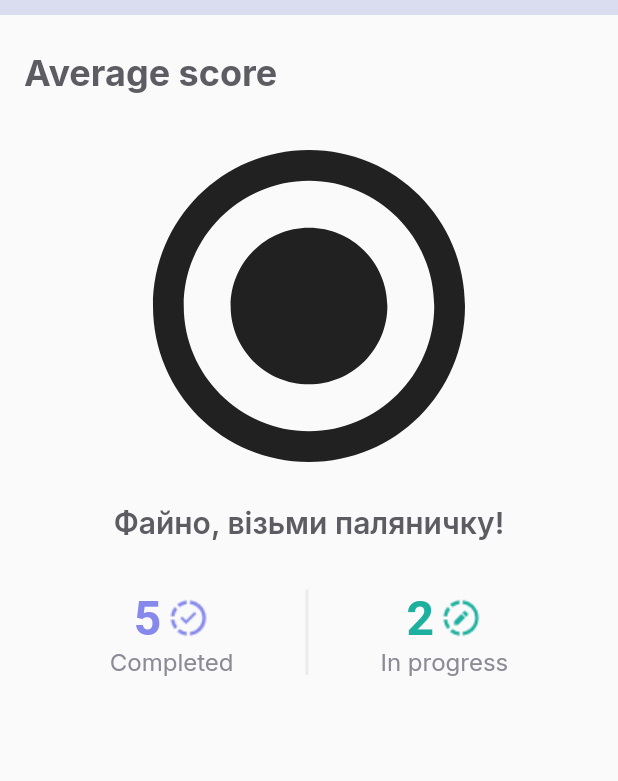
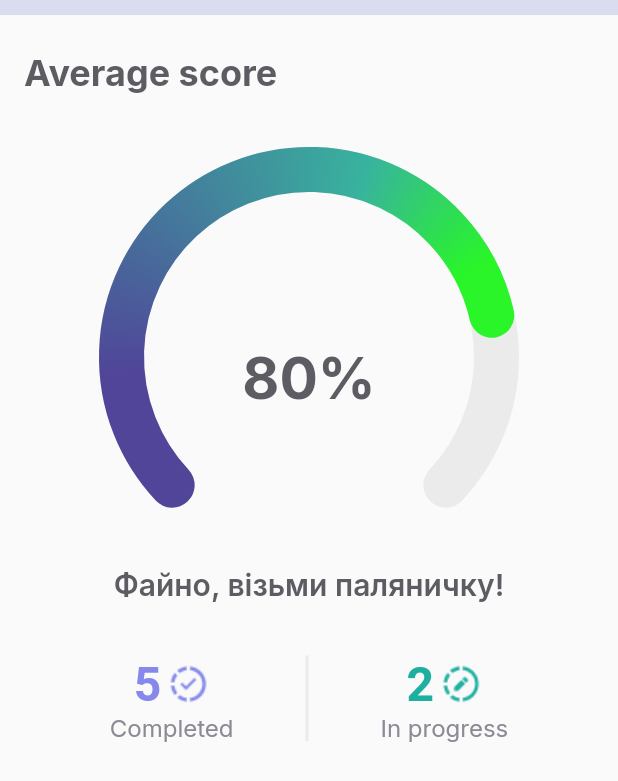
Before and after one commit to ZaykaNya/Diploma, a Flutter app: the AverageDashboard widget shown alone on an empty page, opened directly, on a phone screen of 412 x 824 dp. Shown: the top 781 px of the screen. Run offline on Flutter 3.47's test engine with Material 2 defaults, Android fonts, the phone set to English and light mode, and no system bars; drawn by our look-alikes of syncfusion_flutter_gauges; our stand-ins replace bloc, equatable, flutter_bloc, formz, google_fonts; accounts and stored records are empty.

Commit message:
[dashboards] Added dashboard library and added dashboard for statistic page

```diff
--- a/lib/widgects/average_dashboard_widget.dart
+++ b/lib/widgects/average_dashboard_widget.dart
@@ -1,5 +1,6 @@
 import 'dart:ui';
 
+import 'package:syncfusion_flutter_gauges/gauges.dart';
 import 'package:flutter/material.dart';
 
 class AverageDashboard extends StatelessWidget {
@@ -20,7 +21,7 @@ class AverageDashboard extends StatelessWidget {
           color: Color.fromRGBO(218, 220, 239, 1),
         ),
         const Padding(
-            padding: EdgeInsets.fromLTRB(16, 24, 16, 16),
+            padding: EdgeInsets.fromLTRB(16, 24, 16, 0),
             child: Text("Average score",
                 style: TextStyle(
                     fontSize: 24,
@@ -30,13 +31,56 @@ class AverageDashboard extends StatelessWidget {
           children: [
             Row(
               mainAxisAlignment: MainAxisAlignment.center,
-              children: const [
-                Icon(Icons.radio_button_checked, size: 250)
+              children: [
+                SfRadialGauge(axes: <RadialAxis>[
+                  RadialAxis(
+                    radiusFactor: 0.8,
+                    minimum: 0,
+                    maximum: 100,
+                    showLabels: false,
+                    showTicks: false,
+                    annotations: const [
+                      GaugeAnnotation(
+                          widget: Text('80%',
+                              style: TextStyle(
+                                  fontSize: 38,
+                                  fontWeight: FontWeight.w700,
+                                  color: Color.fromRGBO(93, 92, 99, 1))),
+                          angle: 90,
+                          positionFactor: 0.1)
+                    ],
+                    axisLineStyle: const AxisLineStyle(
+                        cornerStyle: CornerStyle.bothCurve,
+                        color: Color.fromRGBO(235, 235, 235, 1),
+                        thickness: 30),
+                    pointers: const [
+                      RangePointer(
+                          value: 80,
+                          cornerStyle: CornerStyle.bothCurve,
+                          width: 30,
+                          sizeUnit: GaugeSizeUnit.logicalPixel,
+                          gradient: SweepGradient(colors: <Color>[
+                            Color.fromRGBO(80, 69, 153, 1),
+                            Color.fromRGBO(56, 179, 158, 1),
+                            Color.fromRGBO(41, 245, 41, 1),
+                          ], stops: <double>[
+                            0.2,
+                            0.7,
+                            0.9
+                          ])),
+                    ],
+                  ),
+                ])
               ],
             ),
-            const Padding(padding: EdgeInsets.only(top: 8)),
-            const Text("Файно, візьми паляничку!", style: TextStyle(fontSize: 20, fontWeight: FontWeight.w600, color: Color.fromRGBO(93, 92, 99, 1))),
-            const Padding(padding: EdgeInsets.only(top: 32)),
+            Container(
+              transform: Matrix4.translationValues(0.0, -35.0, 0.0),
+              child: const Text("Файно, візьми паляничку!",
+                  style: TextStyle(
+                      fontSize: 20,
+                      fontWeight: FontWeight.w600,
+                      color: Color.fromRGBO(93, 92, 99, 1))),
+            ),
             IntrinsicHeight(
               child: Row(
                 mainAxisAlignment: MainAxisAlignment.center,
@@ -54,13 +98,18 @@ class AverageDashboard extends StatelessWidget {
                             WidgetSpan(
                               child: Padding(
                                 padding: const EdgeInsets.fromLTRB(4, 0, 0, 5),
-                                child: Image.asset('assets/images/checkmark_icon.png'),
+                                child: Image.asset(
+                                    'assets/images/checkmark_icon.png'),
                               ),
                             ),
                           ],
                         ),
                       ),
-                      const Text("Completed", style: TextStyle(fontSize: 16, fontWeight: FontWeight.w400, color: Color.fromRGBO(140, 138, 149, 1))),
+                      const Text("Completed",
+                          style: TextStyle(
+                              fontSize: 16,
+                              fontWeight: FontWeight.w400,
+                              color: Color.fromRGBO(140, 138, 149, 1))),
                     ],
                   ),
                   const Padding(padding: EdgeInsets.only(right: 48)),
@@ -83,13 +132,18 @@ class AverageDashboard extends StatelessWidget {
                             WidgetSpan(
                               child: Padding(
                                 padding: const EdgeInsets.fromLTRB(4, 0, 0, 5),
-                                child: Image.asset('assets/images/pencil_icon.png'),
+                                child: Image.asset(
+                                    'assets/images/pencil_icon.png'),
                               ),
                             ),
                           ],
                         ),
                       ),
-                      const Text("In progress", style: TextStyle(fontSize: 16, fontWeight: FontWeight.w400, color: Color.fromRGBO(140, 138, 149, 1))),
+                      const Text("In progress",
+                          style: TextStyle(
+                              fontSize: 16,
+                              fontWeight: FontWeight.w400,
+                              color: Color.fromRGBO(140, 138, 149, 1))),
                     ],
                   )
                 ],
--- a/pubspec.yaml
+++ b/pubspec.yaml
@@ -41,6 +41,7 @@ dependencies:
   flutter_bloc: ^8.0.1
   formz: ^0.4.1
   google_fonts: ^2.1.0
+  syncfusion_flutter_gauges: ^20.1.51
 
 dev_dependencies:
   flutter_test:
```
Also changed, not shown: pubspec.lock.
